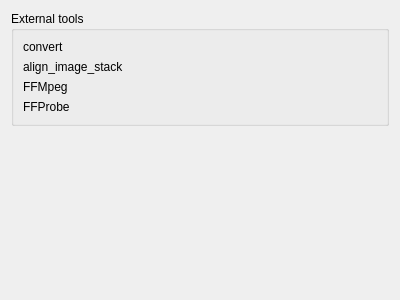
Before: the Qt Designer form src/gui/desktop/config_tabs/tools_tab.ui in Kicer86/photobroom, drawn with Qt 5.
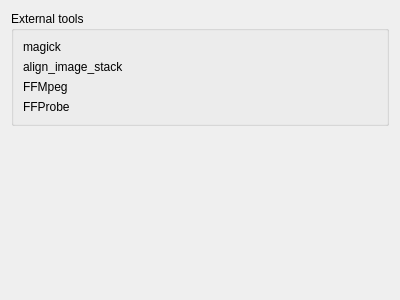
After: the same form once the commit is applied. Custom widgets are drawn as their Qt base class.

Commit message: replacing 'convert' with 'magick'

The edit to the form file:
```diff
--- a/src/gui/desktop/config_tabs/tools_tab.ui
+++ b/src/gui/desktop/config_tabs/tools_tab.ui
@@ -26,7 +26,7 @@
          <string>Used for creating animations (gifs) from photo series.</string>
         </property>
         <property name="text">
-         <string notr="true">convert</string>
+         <string notr="true">magick</string>
         </property>
        </widget>
       </item>
```
Left out of the diff: 2 changed lines with no effect on the pictures. The commit also changes 11 other files.
